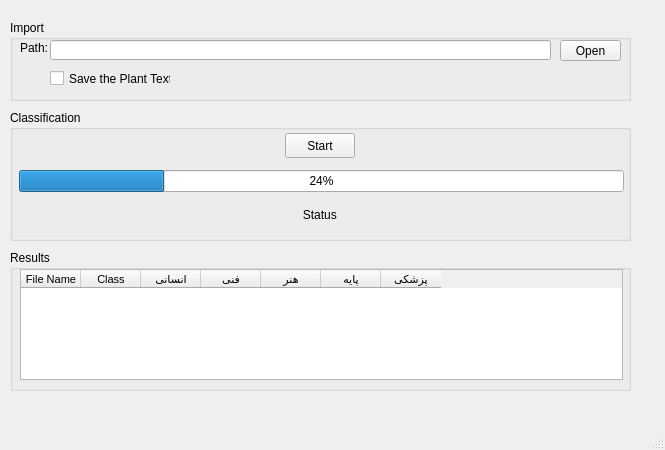
Before: the Qt Designer form GUI/GUI.ui in MahdiRahbar/TC-Program, drawn with Qt 5.
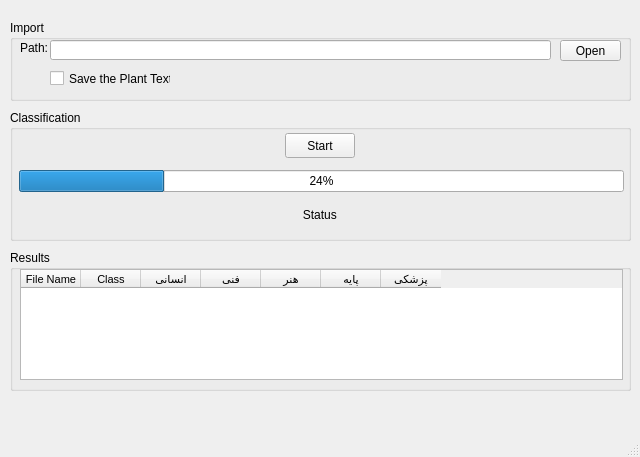
After: the same form once the commit is applied.

What changed in the file:
```diff
--- a/GUI/GUI.ui
+++ b/GUI/GUI.ui
@@ -6,8 +6,8 @@
    <rect>
     <x>0</x>
     <y>0</y>
-    <width>665</width>
-    <height>450</height>
+    <width>640</width>
+    <height>457</height>
    </rect>
   </property>
   <property name="minimumSize">
```
Left out of the diff: 4 changed lines with no effect on the pictures.
